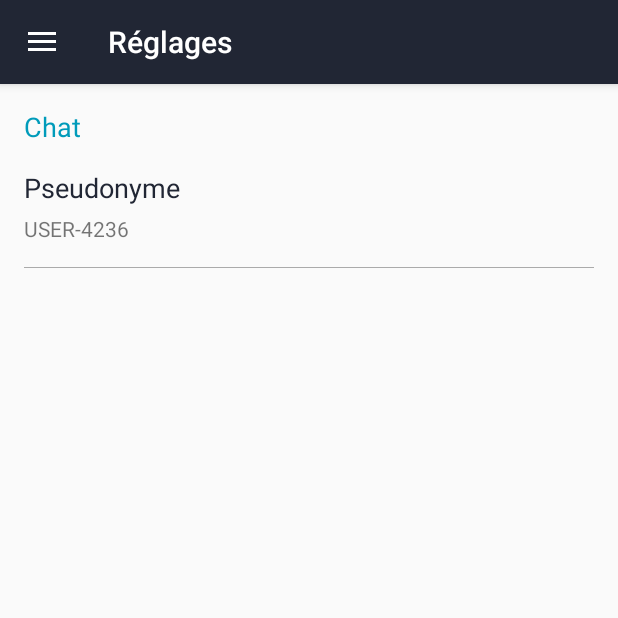
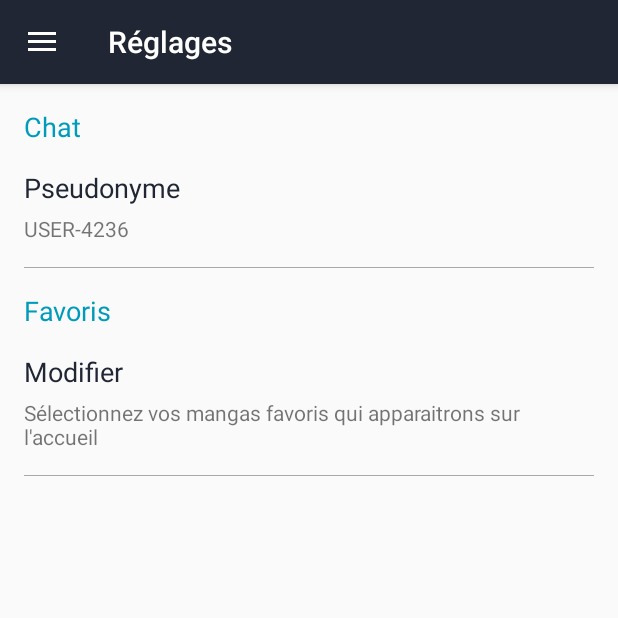
Before and after one commit to senerh/shonen-touch, an Android app: the screen it shows after launch (MainActivity), in the side drawer, after a tap on "Réglages", on a phone screen of 412 x 824 dp, the top half of it. Run offline under Robolectric (Android 15) with nearby library versions, the phone set to English and light mode, and no system bars.

Commit message:
refonte de la navigation
* menu + reglages + a-propos

* fix chat pseudo

```diff
--- a/app/src/main/java/activity/MainActivity.java
+++ b/app/src/main/java/activity/MainActivity.java
@@ -70,13 +70,11 @@ public class MainActivity extends AppCompatActivity
 
         if (id == R.id.nav_home) {
             switchFragment(new HomeFragment());
-        } else if (id == R.id.nav_favorite) {
-            switchFragment(new FavoriteFragment());
         } else if (id == R.id.nav_preferences) {
             switchFragment(new PreferenceFragment());
         } else if (id == R.id.nav_about) {
             switchFragment(new AboutFragment());
-        }else if (id == R.id.nav_history) {
+        } else if (id == R.id.nav_history) {
             switchFragment(new HistoryFragment());
         }
 
--- a/app/src/main/java/dao/preferences/UserPreferencesDAO.java
+++ b/app/src/main/java/dao/preferences/UserPreferencesDAO.java
@@ -25,7 +25,7 @@ public class UserPreferencesDAO extends AbstractPreferencesDAO {
     }
 
     public void saveUsername(String username) {
-        if (!username.equals(ChatSlackDAO.ADMIN_USERNAME) && username.length() < 20) {
+        if (!username.equals(ChatSlackDAO.ADMIN_USERNAME) && 0 < username.length() && username.length() < 20) {
             savePreferences(USERNAME_KEY, username);
         }
     }
--- a/app/src/main/java/fragment/PreferenceFragment.java
+++ b/app/src/main/java/fragment/PreferenceFragment.java
@@ -35,13 +35,18 @@ public class PreferenceFragment extends Fragment {
 
         getActivity().setTitle(R.string.menu_item_prefs);
 
-        LinearLayout linearLayout = (LinearLayout) view.findViewById(R.id.usernamePreference);
-        linearLayout.setOnClickListener(
-                new PreferencesListener(this, linearLayout.getId()));
+        LinearLayout usernameLinearLayout = (LinearLayout) view.findViewById(R.id.usernamePreference);
+        usernameLinearLayout.setOnClickListener(
+                new PreferencesListener(this, usernameLinearLayout.getId()));
 
         textView = (TextView) view.findViewById(R.id.usernamePreferenceTextView);
         userPreferencesDAO = new UserPreferencesDAO(getContext());
         updateUsername();
+
+
+        LinearLayout favoriteLinearLayout = (LinearLayout) view.findViewById(R.id.favoritePreference);
+        favoriteLinearLayout.setOnClickListener(
+                new PreferencesListener(this, favoriteLinearLayout.getId()));
 
         return view;
     }
--- a/app/src/main/java/listener/PreferencesListener.java
+++ b/app/src/main/java/listener/PreferencesListener.java
@@ -1,6 +1,5 @@
 package listener;
 
-import android.app.Activity;
 import android.app.AlertDialog;
 import android.content.DialogInterface;
 import android.view.LayoutInflater;
@@ -9,12 +8,14 @@ import android.widget.EditText;
 
 import com.shonen.shonentouch.R;
 
+import activity.MainActivity;
 import dao.preferences.UserPreferencesDAO;
+import fragment.FavoriteFragment;
 import fragment.PreferenceFragment;
 
 public class PreferencesListener implements View.OnClickListener {
 
-    private Activity activity;
+    private MainActivity mainActivity;
     private UserPreferencesDAO userPreferencesDAO;
     private int idButton;
     private PreferenceFragment preferenceFragment;
@@ -22,8 +23,8 @@ public class PreferencesListener implements View.OnClickListener {
 
     public PreferencesListener(PreferenceFragment preferenceFragment, int idButton) {
         this.preferenceFragment = preferenceFragment;
-        activity = preferenceFragment.getActivity();
-        userPreferencesDAO = new UserPreferencesDAO(activity.getBaseContext());
+        mainActivity = (MainActivity) preferenceFragment.getActivity();
+        userPreferencesDAO = new UserPreferencesDAO(mainActivity.getBaseContext());
         this.idButton = idButton;
     }
 
@@ -33,12 +34,19 @@ public class PreferencesListener implements View.OnClickListener {
             case R.id.usernamePreference:
                 onSetPseudonymeButtonClick();
                 break;
+            case R.id.favoritePreference:
+                onFavoriteUpdateClick();
+                break;
         }
     }
 
-    private void onSetPseudonymeButtonClick(){
-        AlertDialog.Builder dialogBuilder = new AlertDialog.Builder(activity);
-        LayoutInflater inflater = activity.getLayoutInflater();
+    private void onFavoriteUpdateClick() {
+        mainActivity.switchFragment(new FavoriteFragment());
+    }
+
+    private void onSetPseudonymeButtonClick() {
+        AlertDialog.Builder dialogBuilder = new AlertDialog.Builder(mainActivity);
+        LayoutInflater inflater = mainActivity.getLayoutInflater();
         View dialogView = inflater.inflate(R.layout.alert_dialog, null);
         dialogBuilder.setView(dialogView);
         final EditText edt = (EditText) dialogView.findViewById(R.id.pseudonyme);
--- a/app/src/main/res/drawable/ic_favorite_black_48px.xml
+++ b/app/src/main/res/drawable/ic_favorite_black_24px.xml
@@ -1,6 +1,6 @@
 <vector xmlns:android="http://schemas.android.com/apk/res/android"
-        android:width="48dp"
-        android:height="48dp"
+        android:width="24dp"
+        android:height="24dp"
         android:viewportWidth="24.0"
         android:viewportHeight="24.0">
     <path
--- a/app/src/main/res/layout/fragment_preference.xml
+++ b/app/src/main/res/layout/fragment_preference.xml
@@ -48,6 +48,47 @@
                 android:layout_marginTop="@dimen/activity_vertical_margin"/>
         </LinearLayout>
 
+        <TextView
+            android:layout_width="wrap_content"
+            android:layout_height="wrap_content"
+            android:text="@string/menu_item_favorites"
+            android:textSize="18sp"
+            android:textColor="@color/colorAccent"
+            android:layout_marginLeft="@dimen/activity_horizontal_margin"
+            android:layout_marginTop="@dimen/activity_vertical_margin"/>
+
+        <LinearLayout
+            android:id="@+id/favoritePreference"
+            android:layout_width="match_parent"
+            android:layout_height="wrap_content"
+            android:orientation="vertical"
+            android:clickable="true"
+            android:background="?android:attr/selectableItemBackground"
+            android:paddingTop="@dimen/activity_vertical_margin"
+            android:paddingLeft="@dimen/activity_horizontal_margin"
+            android:paddingRight="@dimen/activity_horizontal_margin">
+
+            <TextView
+                android:layout_width="wrap_content"
+                android:layout_height="wrap_content"
+                android:text="@string/updateFavoritesText"
+                android:textColor="@color/colorPrimaryDark"
+                android:textSize="18sp"
+                android:layout_marginBottom="5dp" />
+
+            <TextView
+                android:text="@string/updateFavoritesDescriptionText"
+                android:layout_width="wrap_content"
+                android:layout_height="wrap_content" />
+
+            <View
+                android:layout_width="match_parent"
+                android:layout_height="1px"
+                android:background="@android:color/darker_gray"
+                android:layout_marginTop="@dimen/activity_vertical_margin"/>
+        </LinearLayout>
+
+
     </LinearLayout>
 
 </ScrollView>
--- a/app/src/main/res/menu/activity_home_drawer.xml
+++ b/app/src/main/res/menu/activity_home_drawer.xml
@@ -8,10 +8,6 @@
             android:color="#000000"
             android:title="@string/menu_item_accueil"
             android:height="20dp"/>
-        <item
-            android:id="@+id/nav_favorite"
-            android:icon="@drawable/ic_favorite_black_48px"
-            android:title="@string/menu_item_favorites" />
         <item
             android:id="@+id/nav_history"
             android:icon="@drawable/ic_access_time_black_24dp"
--- a/app/src/main/res/values/colors.xml
+++ b/app/src/main/res/values/colors.xml
@@ -5,4 +5,5 @@
     <color name="textColor">#88868e</color>
     <color name="colorAccent">#009BBA</color>
     <color name="colorSecondary">#c5c6ca</color>
+    <color name="colorRed">#b71b30</color>
 </resources>
--- a/app/src/main/res/values/strings.xml
+++ b/app/src/main/res/values/strings.xml
@@ -19,7 +19,7 @@
 
     <string name="chat">Chat</string>
     <string name="username">Pseudonyme</string>
-    <string name="about_footer">&lt;/&gt; with &lt;3</string>
+    <string name="about_footer">Codée avec le </string>
     <string name="about_content">
         L’application a été réalisée dans le cadre des études à l’école de Polytech Lyon par l’équipe suivante :
     </string>
@@ -28,5 +28,7 @@
         Franck LACASTAIGNERATTE\n
         <a href="https://senerh.github.io">Hakan SENER</a>
     </string>
+    <string name="updateFavoritesText">Modifier</string>
+    <string name="updateFavoritesDescriptionText">Sélectionnez vos mangas favoris qui apparaitrons sur l\'accueil</string>
 
 </resources>
```
Also changed, not shown: app/src/main/res/layout/fragment_about.xml (+8 -6 lines).
